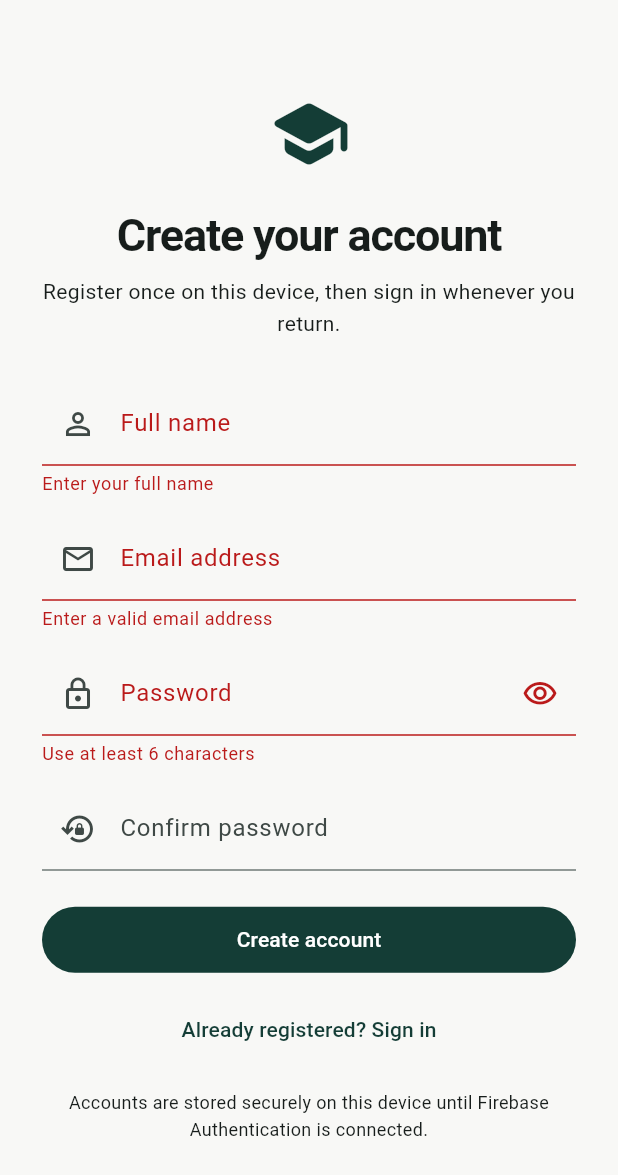
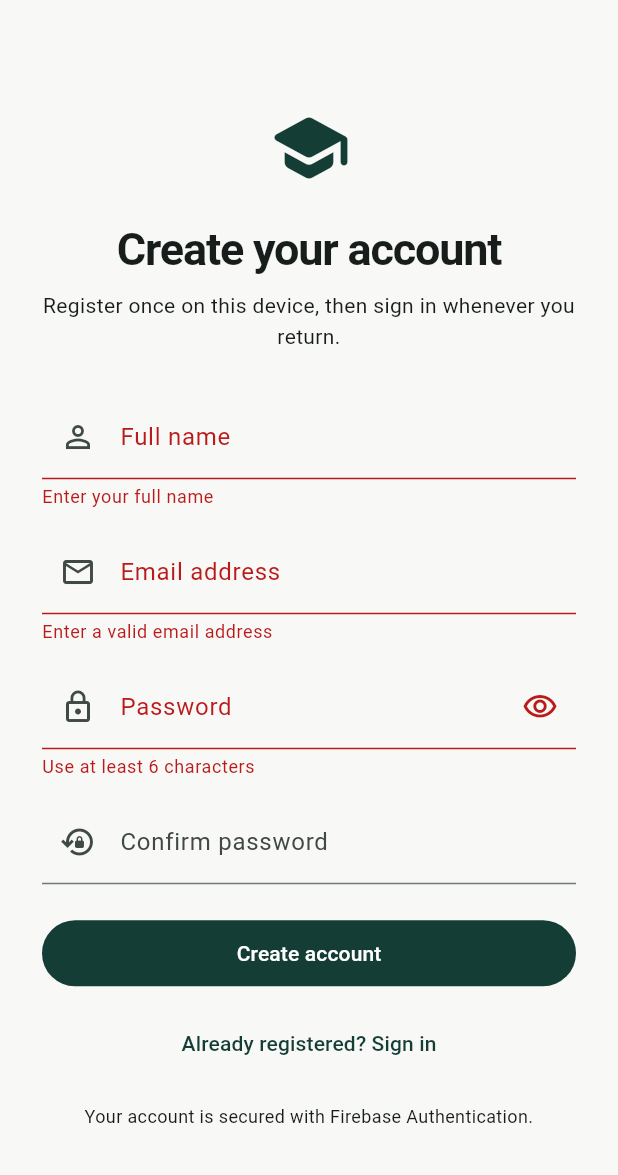
Before and after one commit to Nyi-Nyi-Zin/coursewise-school-management, a Flutter app: the screen it shows after launch, after a tap on "Create account", on a phone screen of 412 x 824 dp. Shown: the top 1175 px of the screen. Run offline on Flutter 3.47's test engine with Material 3 defaults, Android fonts, the phone set to English and light mode, and no system bars; our stand-ins replace firebase_auth, firebase_core, flutter_riverpod, go_router, shared_preferences; accounts and stored records are empty.

Commit message:
feat: rebrand student app as Teza Tech Lab

```diff
--- a/student-app/lib/core/auth/local_student_session.dart
+++ b/student-app/lib/core/auth/local_student_session.dart
@@ -2,6 +2,7 @@ import 'dart:convert';
 import 'dart:math';
 
 import 'package:crypto/crypto.dart';
+import 'package:firebase_auth/firebase_auth.dart';
 import 'package:flutter/foundation.dart';
 import 'package:shared_preferences/shared_preferences.dart';
 
@@ -9,20 +10,30 @@ class LocalStudentSession extends ChangeNotifier {
   LocalStudentSession._(this._preferences);
 
   final SharedPreferences _preferences;
+  FirebaseAuth? _firebaseAuth;
   bool _isSignedIn = false;
   String _name = '';
   String _email = '';
 
-  static Future<LocalStudentSession> restore() async {
+  static Future<LocalStudentSession> restore({FirebaseAuth? firebaseAuth}) async {
     final session = LocalStudentSession._(await SharedPreferences.getInstance());
-    session._isSignedIn = session._preferences.getBool('student_signed_in') ?? false;
-    session._name = session._preferences.getString('student_name') ?? '';
-    session._email = session._preferences.getString('student_email') ?? '';
+    session._firebaseAuth = firebaseAuth;
+    final firebaseUser = firebaseAuth?.currentUser;
+    if (firebaseUser != null) {
+      session._isSignedIn = true;
+      session._name = firebaseUser.displayName?.trim().isNotEmpty == true ? firebaseUser.displayName! : 'Student';
+      session._email = firebaseUser.email ?? '';
+    } else {
+      session._isSignedIn = session._preferences.getBool('student_signed_in') ?? false;
+      session._name = session._preferences.getString('student_name') ?? '';
+      session._email = session._preferences.getString('student_email') ?? '';
+    }
     return session;
   }
 
   bool get isSignedIn => _isSignedIn;
-  bool get hasRegisteredAccount => _preferences.containsKey('student_account_email');
+  bool get usingFirebase => _firebaseAuth != null;
+  bool get hasRegisteredAccount => usingFirebase ? false : _preferences.containsKey('student_account_email');
   String get name => _name;
   String get email => _email;
   String get initials => _name.trim().isEmpty ? 'S' : _name.trim().substring(0, 1).toUpperCase();
@@ -31,9 +42,19 @@ class LocalStudentSession extends ChangeNotifier {
     if (name.trim().length < 2) throw const FormatException('Enter your full name.');
     if (!email.contains('@')) throw const FormatException('Enter a valid email address.');
     if (password.length < 6) throw const FormatException('Password must contain at least 6 characters.');
+    final normalizedEmail = email.trim().toLowerCase();
+    if (usingFirebase) {
+      try {
+        final credential = await _firebaseAuth!.createUserWithEmailAndPassword(email: normalizedEmail, password: password);
+        await credential.user?.updateDisplayName(name.trim());
+        await _completeSignIn(name: name.trim(), email: normalizedEmail);
+        return;
+      } on FirebaseAuthException catch (error) {
+        throw FormatException(_firebaseMessage(error));
+      }
+    }
     if (hasRegisteredAccount) throw const FormatException('This device already has a student account. Please sign in.');
 
-    final normalizedEmail = email.trim().toLowerCase();
     final salt = List<int>.generate(16, (_) => Random.secure().nextInt(256));
     final hash = sha256.convert([...salt, ...utf8.encode(password)]).toString();
     await _preferences.setString('student_account_name', name.trim());
@@ -44,8 +65,18 @@ class LocalStudentSession extends ChangeNotifier {
   }
 
   Future<void> login({required String email, required String password}) async {
+    final normalizedEmail = email.trim().toLowerCase();
+    if (usingFirebase) {
+      try {
+        final credential = await _firebaseAuth!.signInWithEmailAndPassword(email: normalizedEmail, password: password);
+        final user = credential.user;
+        await _completeSignIn(name: user?.displayName?.trim().isNotEmpty == true ? user!.displayName! : 'Student', email: user?.email ?? normalizedEmail);
+        return;
+      } on FirebaseAuthException catch (error) {
+        throw FormatException(_firebaseMessage(error));
+      }
+    }
     if (!hasRegisteredAccount) throw const FormatException('No account is registered on this device. Please register first.');
-    final normalizedEmail = email.trim().toLowerCase();
     final storedEmail = _preferences.getString('student_account_email');
     final encodedSalt = _preferences.getString('student_account_salt');
     final storedHash = _preferences.getString('student_account_hash');
@@ -68,8 +99,28 @@ class LocalStudentSession extends ChangeNotifier {
   }
 
   Future<void> signOut() async {
+    if (usingFirebase) await _firebaseAuth!.signOut();
     _isSignedIn = false;
     await _preferences.remove('student_signed_in');
     notifyListeners();
   }
+
+  static String _firebaseMessage(FirebaseAuthException error) {
+    switch (error.code) {
+      case 'email-already-in-use':
+        return 'An account with this email already exists. Please sign in.';
+      case 'invalid-email':
+        return 'Enter a valid email address.';
+      case 'weak-password':
+        return 'Use a stronger password with at least 6 characters.';
+      case 'user-not-found':
+      case 'wrong-password':
+      case 'invalid-credential':
+        return 'Email or password is incorrect.';
+      case 'network-request-failed':
+        return 'A network connection is required to use Firebase Authentication.';
+      default:
+        return error.message ?? 'Unable to complete authentication. Please try again.';
+    }
+  }
 }
--- a/student-app/lib/main.dart
+++ b/student-app/lib/main.dart
@@ -1,3 +1,5 @@
+import 'package:firebase_auth/firebase_auth.dart';
+import 'package:firebase_core/firebase_core.dart';
 import 'package:flutter/material.dart';
 import 'package:flutter_riverpod/flutter_riverpod.dart';
 
@@ -8,12 +10,19 @@ import 'core/theme/coursewise_theme.dart';
 
 Future<void> main() async {
   WidgetsFlutterBinding.ensureInitialized();
-  final session = await LocalStudentSession.restore();
-  runApp(ProviderScope(child: CoursewiseStudentApp(session: session)));
+  FirebaseAuth? firebaseAuth;
+  try {
+    await Firebase.initializeApp();
+    firebaseAuth = FirebaseAuth.instance;
+  } catch (_) {
+    // Firebase becomes active after google-services.json is supplied for the Android app.
+  }
+  final session = await LocalStudentSession.restore(firebaseAuth: firebaseAuth);
+  runApp(ProviderScope(child: TezaTechLabStudentApp(session: session)));
 }
 
-class CoursewiseStudentApp extends StatelessWidget {
-  const CoursewiseStudentApp({required this.session, super.key});
+class TezaTechLabStudentApp extends StatelessWidget {
+  const TezaTechLabStudentApp({required this.session, super.key});
   final LocalStudentSession session;
 
   @override
@@ -21,7 +30,7 @@ class CoursewiseStudentApp extends StatelessWidget {
     return StudentSessionScope(
       session: session,
       child: MaterialApp.router(
-      title: 'Coursewise',
+      title: 'Teza Tech Lab',
       debugShowCheckedModeBanner: false,
       theme: coursewiseTheme,
       routerConfig: createAppRouter(session),
--- a/student-app/lib/presentation/screens/student_screens.dart
+++ b/student-app/lib/presentation/screens/student_screens.dart
@@ -202,7 +202,7 @@ class _AuthLayout extends StatelessWidget {
                     const SizedBox(height: 28),
                     form,
                     const SizedBox(height: 16),
-                    const Text('Accounts are stored securely on this device until Firebase Authentication is connected.', textAlign: TextAlign.center, style: TextStyle(fontSize: 12)),
+                    Text(StudentSessionScope.of(context).usingFirebase ? 'Your account is secured with Firebase Authentication.' : 'Firebase will be used automatically after Android project configuration is added.', textAlign: TextAlign.center, style: const TextStyle(fontSize: 12)),
                   ],
                 ),
               ),
@@ -264,7 +264,7 @@ class HomeScreen extends StatelessWidget {
 
   @override
   Widget build(BuildContext context) => StudentScaffold(
-        title: 'Coursewise',
+        title: 'Teza Tech Lab',
         child: ListView(
           padding: const EdgeInsets.all(20),
           children: [
--- a/student-app/pubspec.yaml
+++ b/student-app/pubspec.yaml
@@ -10,6 +10,8 @@ dependencies:
   flutter:
     sdk: flutter
   cupertino_icons: ^1.0.8
+  firebase_core: ^4.5.0
+  firebase_auth: ^6.2.0
   flutter_riverpod: ^3.3.1
   go_router: ^17.1.0
   shared_preferences: ^2.5.4
```
Also changed, not shown: student-app/assets/branding/TezaTechLabLogo.svg (added), student-app/pubspec.lock, 3 other files.
